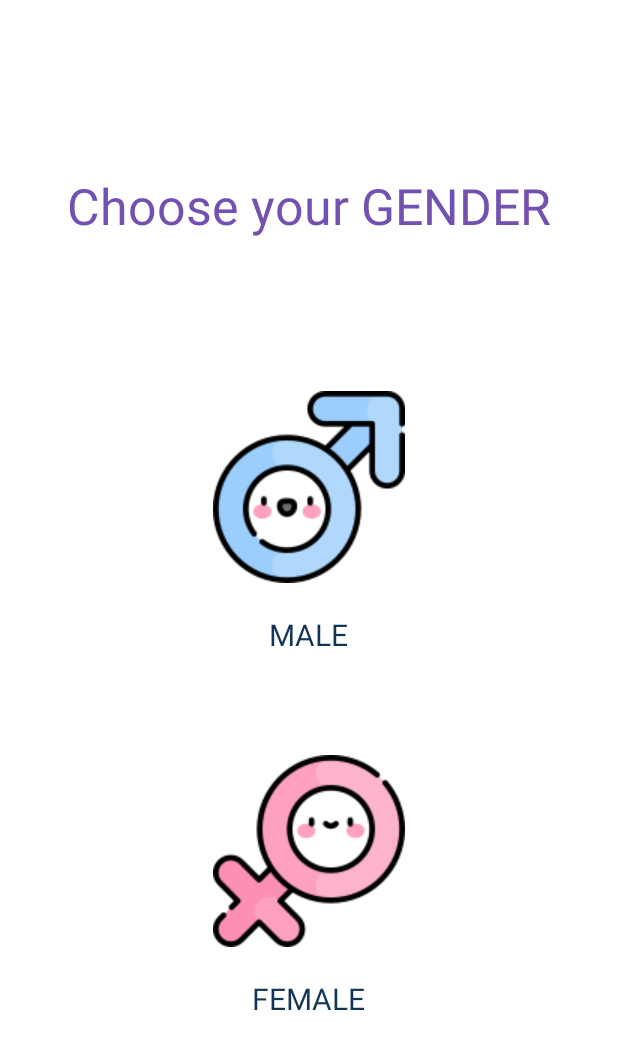
After one commit to NattawatQew/CalorieDay, an Android app: the GenderActivity screen opened directly, with no data from a screen before it, on a phone screen of 412 x 824 dp. The commit adds this screen. Shown: the top 1049 px of the screen. Run offline under Robolectric (Android 15) with nearby library versions, the phone set to English and light mode, and no system bars; our stand-ins replace Firebase (no records; nobody signed in at launch, a user with empty details on screens opened directly).

Commit message:
Add gender activity (Not finish)

```diff
--- a/app/src/main/AndroidManifest.xml
+++ b/app/src/main/AndroidManifest.xml
@@ -1,8 +1,8 @@
 <?xml version="1.0" encoding="utf-8"?>
 <manifest xmlns:android="http://schemas.android.com/apk/res/android"
-    package="com.eatburn.calorieday" >
+    package="com.eatburn.calorieday">
 
-    <uses-permission android:name="android.permission.INTERNET"/>
+    <uses-permission android:name="android.permission.INTERNET" />
 
     <application
         android:allowBackup="true"
@@ -10,8 +10,10 @@
         android:label="@string/app_name"
         android:roundIcon="@mipmap/ic_launcher_round"
         android:supportsRtl="true"
-        android:theme="@style/AppTheme" >
-        <activity android:name=".MainActivity"
+        android:theme="@style/AppTheme">
+        <activity android:name=".GenderActivity"></activity>
+        <activity
+            android:name=".MainActivity"
             android:theme="@style/AppTheme.Loading">
             <intent-filter>
                 <action android:name="android.intent.action.MAIN" />
--- /dev/null
+++ b/app/src/main/java/com/eatburn/calorieday/GenderActivity.kt
@@ -0,0 +1,28 @@
+package com.eatburn.calorieday
+
+import android.content.Intent
+import android.os.Bundle
+import android.util.Log
+import android.widget.Toast
+import androidx.appcompat.app.AppCompatActivity
+import com.google.firebase.auth.FirebaseAuth
+import com.google.firebase.database.DatabaseReference
+import kotlinx.android.synthetic.main.activity_gender.*
+
+class GenderActivity : AppCompatActivity() {
+
+    var mAuth: FirebaseAuth? = null
+    private lateinit var mDatabase: DatabaseReference
+    private val TAG: String = "Gender Activity"
+
+    override fun onCreate(savedInstanceState: Bundle?) {
+        super.onCreate(savedInstanceState)
+        setContentView(R.layout.activity_gender)
+        male_btn.setOnClickListener{
+            startActivity(Intent(this@GenderActivity, ResultActivity::class.java))
+        }
+        female_btn.setOnClickListener{
+            startActivity(Intent(this@GenderActivity, ResultActivity::class.java))
+        }
+    }
+}
--- a/app/src/main/java/com/eatburn/calorieday/RegisterActivity.kt
+++ b/app/src/main/java/com/eatburn/calorieday/RegisterActivity.kt
@@ -74,7 +74,7 @@ class RegisterActivity : AppCompatActivity() {
                     mDatabase.child(uid).child("UserInfo").child("Username").setValue(username)
                     Toast.makeText(this, "Create account successfully!", Toast.LENGTH_SHORT).show()
                     Log.d(TAG, "Create account successfully!")
-                    startActivity(Intent(this@RegisterActivity, ResultActivity::class.java))
+                    startActivity(Intent(this@RegisterActivity, GenderActivity::class.java))
                     finish()
                 }
             }
--- /dev/null
+++ b/app/src/main/res/layout/activity_gender.xml
@@ -0,0 +1,74 @@
+<?xml version="1.0" encoding="utf-8"?>
+<androidx.appcompat.widget.LinearLayoutCompat xmlns:android="http://schemas.android.com/apk/res/android"
+    xmlns:app="http://schemas.android.com/apk/res-auto"
+    xmlns:tools="http://schemas.android.com/tools"
+    android:layout_width="match_parent"
+    android:layout_height="match_parent"
+    android:gravity="center_vertical"
+    android:orientation="vertical"
+    tools:context=".GenderActivity">
+
+    <LinearLayout
+        android:layout_width="wrap_content"
+        android:layout_height="wrap_content"
+        android:layout_gravity="center_horizontal"
+        android:layout_margin="10dp">
+        <TextView
+            android:layout_width="wrap_content"
+            android:layout_height="wrap_content"
+            android:layout_gravity="center_horizontal"
+            android:textColor="@color/colorPurple"
+            android:textSize="33sp"
+            android:layout_marginBottom="30dp"
+            android:text="@string/gender" />
+    </LinearLayout>
+
+    <LinearLayout
+        android:layout_width="wrap_content"
+        android:layout_height="wrap_content"
+        android:layout_gravity="center_horizontal"
+        android:layout_margin="10dp">
+        <ImageButton
+            android:id="@+id/male_btn"
+            android:backgroundTint="#00CCF8EC"
+            android:layout_marginTop="40dp"
+            android:layout_width="150dp"
+            android:layout_height="150dp"
+            android:src="@drawable/male"/>
+    </LinearLayout>
+
+    <TextView
+        android:textSize="20sp"
+        android:layout_gravity="center"
+        android:layout_width="wrap_content"
+        android:layout_height="wrap_content"
+        android:textColor="#123456"
+        android:layout_marginBottom="45dp"
+        android:text="@string/male"/>
+
+    <LinearLayout
+        android:layout_width="wrap_content"
+        android:layout_height="wrap_content"
+        android:layout_gravity="center_horizontal"
+        android:layout_margin="10dp">
+        <ImageButton
+            android:id="@+id/female_btn"
+            android:backgroundTint="#00F0DEFF"
+            android:layout_width="150dp"
+            android:layout_height="150dp"
+            android:src="@drawable/female"/>
+    </LinearLayout>
+
+    <TextView
+        android:textSize="20sp"
+        android:layout_gravity="center"
+        android:layout_width="wrap_content"
+        android:layout_height="wrap_content"
+        android:textColor="#123456"
+        android:layout_marginBottom="40dp"
+        android:text="@string/female"/>
+
+
+
+
+</androidx.appcompat.widget.LinearLayoutCompat>
--- a/app/src/main/res/values/strings.xml
+++ b/app/src/main/res/values/strings.xml
@@ -16,4 +16,7 @@
     <string name="password_regis">password_regis</string>
     <string name="signout">Sign Out</string>
     <string name="sign_out">Sign out</string>
+    <string name="gender">Choose your GENDER</string>
+    <string name="male">MALE</string>
+    <string name="female">FEMALE</string>
 </resources>
```
Also changed, not shown: app/src/main/res/drawable-v24/female.png (added), app/src/main/res/drawable-v24/male.png (added), 1 other file.
